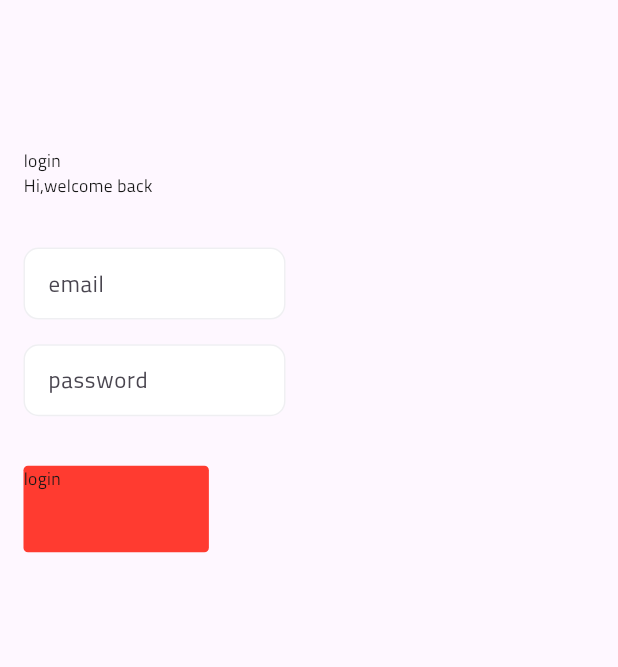
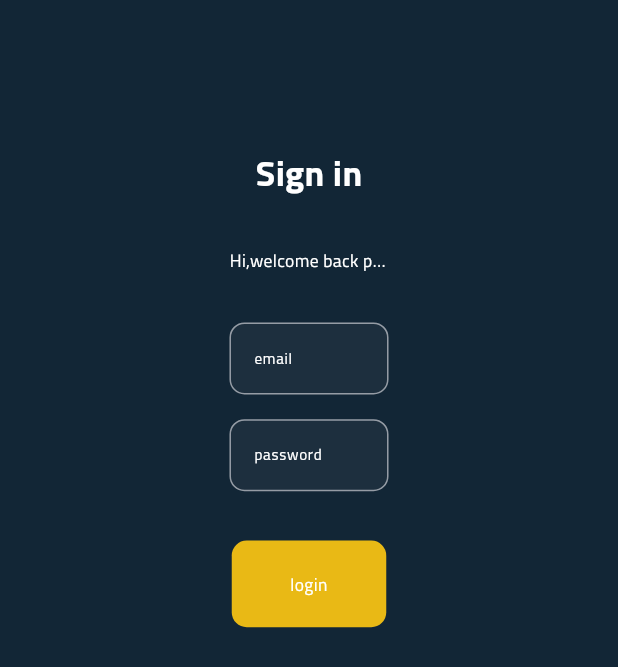
Before and after one commit to meory101/wasity-dashboard, a Flutter app: the screen it shows after launch, on a phone screen of 412 x 824 dp. Shown: the top 667 px of the screen. Run offline on Flutter 3.47's test engine with Material 3 defaults, Android fonts, the phone set to English and light mode, and no system bars; our stand-ins replace flutter_svg, responsive_sizer, shared_preferences.

Commit message:
fixed login

```diff
--- a/lib/app/app.dart
+++ b/lib/app/app.dart
@@ -1,6 +1,7 @@
 import 'package:flutter/cupertino.dart';
 import 'package:flutter/material.dart';
 import 'package:responsive_sizer/responsive_sizer.dart';
+import 'package:wasity/core/theme/app_theme.dart';
 import 'package:wasity/feature/auth/screen/login.dart';
 
 class App extends StatelessWidget {
--- a/lib/core/resource/color_manager.dart
+++ b/lib/core/resource/color_manager.dart
@@ -1,6 +1,11 @@
 import 'package:flutter/material.dart';
 
 abstract class AppColorManager {
+
+
+
+  static const Color amber =Color(0xffE9B915);
+  static const Color ink =Color(0xff122636);
   static const Color black = Color(0xff171717);
   static const Color grey = Color(0xff8e8e93);
   static const Color green = Color(0xff34c759);
--- a/lib/core/resource/image_manager.dart
+++ b/lib/core/resource/image_manager.dart
@@ -7,4 +7,7 @@ class AppImageManager {
   /// pass the splash id to change the image path
   static String splash({String? splashId}) =>
       '$_imageBasePath/splash${splashId != null ? "_$splashId" : ""}.png';
+
+
+  static String logo = '$_imageBasePath/logo.png';
 }
--- a/lib/core/widget/button/main_app_button.dart
+++ b/lib/core/widget/button/main_app_button.dart
@@ -45,7 +45,7 @@ class MainAppButton extends StatelessWidget {
         decoration: BoxDecoration(
           border: outLinedBorde == true
               ? Border.all(
-            color: borderColor ?? AppColorManager.darkOrange,
+            color: borderColor ?? AppColorManager.amber,
           )
               : null,
           boxShadow: haveShadow == true
--- a/lib/core/widget/form_field/app_form_field.dart
+++ b/lib/core/widget/form_field/app_form_field.dart
@@ -72,11 +72,12 @@ class AppTextFormField extends StatelessWidget {
   @override
   Widget build(BuildContext context) {
     return TextFormField(
+
       key: Key(initialValue ?? ""),
       readOnly: readOnly ?? false,
       textAlignVertical: textAlignVertical,
       onFieldSubmitted: onFilledSubmited,
-      cursorColor: AppColorManager.darkOrange,
+      cursorColor: AppColorManager.amber,
       validator: validator,
       controller: controller,
       focusNode: focusNode,
@@ -93,11 +94,14 @@ class AppTextFormField extends StatelessWidget {
       expands: expand ?? false,
       decoration: InputDecoration(
         filled: filled ?? true,
-        fillColor: fillColor ?? AppColorManager.white,
+        fillColor: fillColor ?? AppColorManager.greyShadowOpacity1,
         hintText: hintText,
         suffixIcon: suffixIcon,
         prefixIcon: prefixIcon,
-        hintStyle: hintStyle,
+        hintStyle: hintStyle??TextStyle(
+          color: AppColorManager.white,
+          fontSize: FontSizeManager.fs13
+        ),
         prefixIconColor: Colors.grey,
         suffixIconColor: Colors.grey,
         contentPadding: contentPadding ??
@@ -140,8 +144,8 @@ class AppTextFormField extends StatelessWidget {
             )),
       ),
       style: TextStyle(
-          color: textColor,
-          fontSize: FontSizeManager.fs16,
+          color: AppColorManager.white,
+          fontSize: FontSizeManager.fs13,
           fontFamily: FontFamilyManager.cairo),
     );
   }
--- a/lib/feature/auth/screen/login.dart
+++ b/lib/feature/auth/screen/login.dart
@@ -1,7 +1,10 @@
 import 'package:flutter/cupertino.dart';
 import 'package:flutter/material.dart';
+import 'package:flutter/painting.dart';
 import 'package:flutter/widgets.dart';
 import 'package:wasity/core/resource/color_manager.dart';
+import 'package:wasity/core/resource/font_manager.dart';
+import 'package:wasity/core/resource/image_manager.dart';
 import 'package:wasity/core/resource/size_manager.dart';
 import 'package:wasity/core/widget/button/main_app_button.dart';
 import 'package:wasity/core/widget/form_field/app_form_field.dart';
@@ -18,42 +21,68 @@ class _LoginState extends State<Login> {
   @override
   Widget build(BuildContext context) {
     return Scaffold(
+      backgroundColor: AppColorManager.ink,
       body: SizedBox(
         width: MediaQuery.of(context).size.width,
         child: Row(
-            crossAxisAlignment: CrossAxisAlignment.center,
-
-            children: [
+            mainAxisAlignment: MainAxisAlignment.center,
+            crossAxisAlignment: CrossAxisAlignment.center, children: [
           SizedBox(
-            width: MediaQuery.of(context).size.width / 2,
+            width: MediaQuery.of(context).size.width / 3,
             child: Padding(
               padding: EdgeInsets.all(AppWidthManager.w3Point8),
               child: Column(
-                crossAxisAlignment: CrossAxisAlignment.start,
+                crossAxisAlignment: CrossAxisAlignment.center,
                 children: [
                   SizedBox(
                     height: AppHeightManager.h10,
                   ),
-                  AppTextWidget(text: 'login'),
-                  AppTextWidget(text: 'Hi,welcome back'),
+                  // Align(child: Image.asset(AppImageManager.logo)),
+                  AppTextWidget(
+                    text: 'Sign in',
+                    color: AppColorManager.white,
+                    fontSize: FontSizeManager.fs20,
+                    fontWeight: FontWeight.w700,
+                  ),
                   SizedBox(
                     height: AppHeightManager.h4,
                   ),
-                  AppTextFormField(
-                    hintText: 'email',
+                  AppTextWidget(
+                    text: 'Hi,welcome back please sign in..!',
+                    color: AppColorManager.white,
+                    fontSize: FontSizeManager.fs14,
+                    fontWeight: FontWeight.w500,
+                  ),
+                  SizedBox(
+                    height: AppHeightManager.h4,
+                  ),
+                  const AppTextFormField(
+
+                    hintText: 'email'
                   ),
                   SizedBox(
                     height: AppHeightManager.h2,
                   ),
-                  AppTextFormField(hintText: 'password'),
+                  const AppTextFormField(hintText: 'password'),
                   SizedBox(
                     height: AppHeightManager.h4,
                   ),
-                  MainAppButton(
-                    width: AppWidthManager.w30,
-                    height: AppHeightManager.h7,
-                    color: AppColorManager.red,
-                    child: AppTextWidget(text: 'login'),
+                  Align(
+                    alignment: Alignment.center,
+                    child: MainAppButton(
+                      alignment: Alignment.center,
+                      borderRadius: BorderRadius.circular(AppRadiusManager.r10),
+                      color: AppColorManager.amber,
+                      width: AppWidthManager.w25,
+                      height: AppHeightManager.h7,
+                      child: AppTextWidget(
+                        text: 'login',
+                        color: AppColorManager.white,
+                        fontSize: FontSizeManager.fs14,
+                        fontWeight: FontWeight.w500,
+                        textAlign: TextAlign.center,
+                      ),
+                    ),
                   )
                 ],
               ),
```
Also changed, not shown: lib/core/theme/app_theme.dart (+143 -0 lines), assets/images/logo.png (added).
